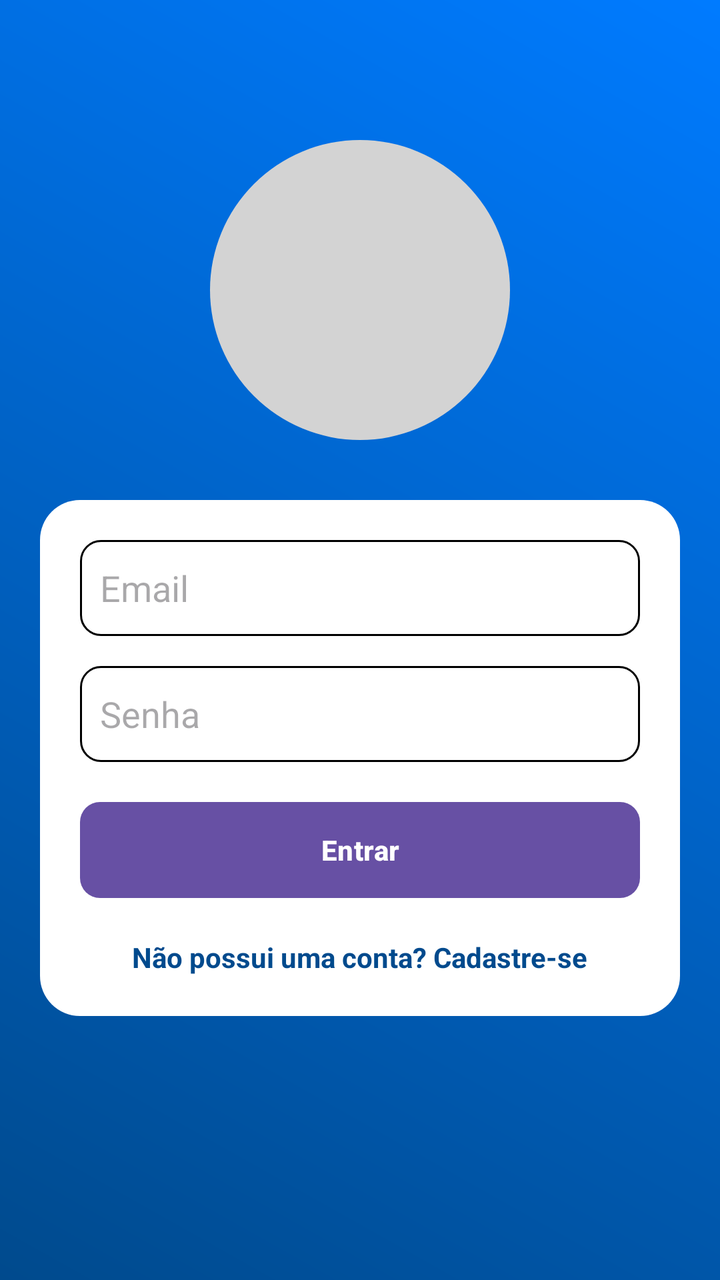
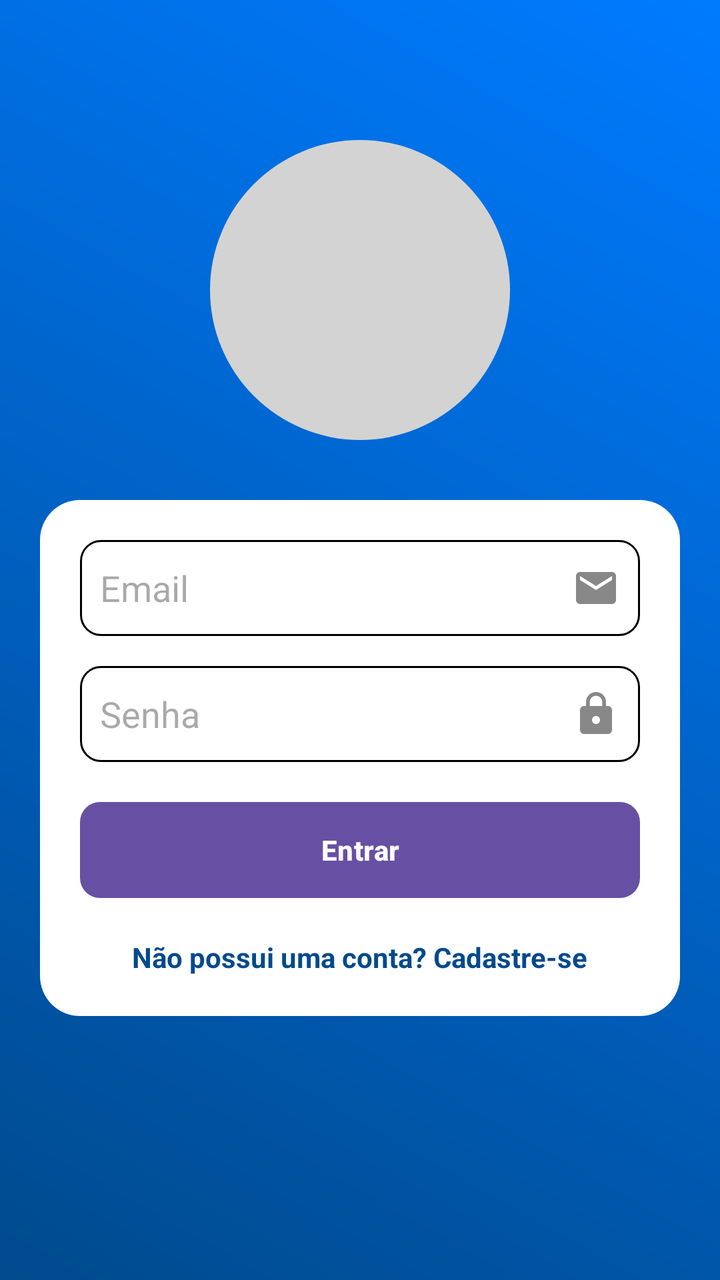

Two renders of the same Android screen: before a commit and after it. Below are the layout's source before the change and the commit's diff.
<!-- AndroidManifest.xml: application theme Theme.Imepac -->
<!-- res/layout/activity_form_login.xml -->
<?xml version="1.0" encoding="utf-8"?>
<androidx.constraintlayout.widget.ConstraintLayout xmlns:android="http://schemas.android.com/apk/res/android"
    xmlns:app="http://schemas.android.com/apk/res-auto"
    xmlns:tools="http://schemas.android.com/tools"
    android:layout_width="match_parent"
    android:layout_height="match_parent"
    android:background="@drawable/background"
    tools:context=".FormLogin">

    <androidx.core.widget.NestedScrollView
        android:layout_width="match_parent"
        android:layout_height="match_parent">

        <LinearLayout
            android:layout_width="match_parent"
            android:layout_height="wrap_content"
            android:orientation="vertical"
            android:padding="20dp"
            android:gravity="center_horizontal">

            <ImageView
                android:layout_width="150dp"
                android:layout_height="150dp"
                android:layout_marginTop="50dp"
                android:src="@drawable/container_user"
                android:contentDescription="Logo" />

            <LinearLayout
                style="@style/ContainerComponents"
                android:layout_width="match_parent"
                android:layout_height="wrap_content"
                android:layout_marginTop="30dp"
                android:orientation="vertical">

                <EditText
                    android:id="@+id/edit_email_login"
                    style="@style/Edit_Text"
                    android:layout_width="match_parent"
                    android:layout_height="wrap_content"
                    android:hint="Email"
                    android:inputType="textEmailAddress"
                    android:layout_marginBottom="15dp" />

                <EditText
                    android:id="@+id/edit_senha_login"
                    style="@style/Edit_Text"
                    android:layout_width="match_parent"
                    android:layout_height="wrap_content"
                    android:hint="Senha"
                    android:inputType="textPassword"
                    android:layout_marginBottom="20dp" />

                <Button
                    android:id="@+id/bt_entrar_login"
                    style="@style/button"
                    android:layout_width="match_parent"
                    android:layout_height="wrap_content"
                    android:text="Entrar" />

                <ProgressBar
                    android:id="@+id/progressbar_login"
                    android:layout_width="wrap_content"
                    android:layout_height="wrap_content"
                    android:layout_gravity="center"
                    android:visibility="gone"
                    android:layout_marginTop="10dp" />

                <TextView
                    android:id="@+id/text_tela_cadastro_login"
                    android:layout_width="wrap_content"
                    android:layout_height="wrap_content"
                    android:layout_gravity="center"
                    android:layout_marginTop="20dp"
                    android:text="Não possui uma conta? Cadastre-se"
                    android:textColor="@color/azul_imepac"
                    android:textStyle="bold" />

            </LinearLayout>

        </LinearLayout>
    </androidx.core.widget.NestedScrollView>

</androidx.constraintlayout.widget.ConstraintLayout>
<!-- resources referenced by this layout -->
<resources>
  <color name="azul_imepac">#004A8D</color>
  <!-- drawable background (drawable) -->
  <?xml version="1.0" encoding="utf-8"?>
  <shape xmlns:android="http://schemas.android.com/apk/res/android">
      <gradient
          android:startColor="@color/azul_imepac"
          android:endColor="@color/azul_claro"
          android:angle="45" />
  </shape>
  <!-- drawable container_user (drawable) -->
  <?xml version="1.0" encoding="utf-8"?>
  <shape xmlns:android="http://schemas.android.com/apk/res/android"
      android:shape="oval">
      <solid android:color="@color/cinza" />
  </shape>
  <style name="ContainerComponents">
          <item name="android:background">@drawable/container_components</item>
          <item name="android:padding">20dp</item>
      </style>
  <style name="Edit_Text">
          <item name="android:background">@drawable/edit_text</item>
          <item name="android:minHeight">48dp</item>
          <item name="android:padding">10dp</item>
          <item name="android:textColor">@color/black</item>
      </style>
  <style name="button">
          <item name="android:background">@drawable/button</item>
          <item name="android:textColor">@color/white</item>
          <item name="android:textStyle">bold</item>
          <item name="android:textAllCaps">false</item>
          <item name="android:padding">10dp</item>
      </style>
  <style name="Theme.Imepac" parent="Base.Theme.Imepac" />
  <color name="azul_claro">#007BFF</color>
  <color name="cinza">#D3D3D3</color>
  <!-- drawable container_components (drawable) -->
  <?xml version="1.0" encoding="utf-8"?>
  <shape xmlns:android="http://schemas.android.com/apk/res/android">
      <solid android:color="@color/white" />
      <corners android:radius="20dp" />
  </shape>
  <!-- drawable edit_text (drawable) -->
  <?xml version="1.0" encoding="utf-8"?>
  <shape xmlns:android="http://schemas.android.com/apk/res/android">
      <solid android:color="@color/white" />
      <stroke android:width="1dp" android:color="@color/black" />
      <corners android:radius="10dp" />
      <padding android:left="10dp" android:right="10dp" />
  </shape>
  <color name="black">#FF000000</color>
  <!-- drawable button (drawable) -->
  <?xml version="1.0" encoding="utf-8"?>
  <shape xmlns:android="http://schemas.android.com/apk/res/android">
      <gradient
          android:startColor="@color/azul_imepac"
          android:endColor="@color/azul_claro"
          android:angle="0" />
      <corners android:radius="10dp" />
  </shape>
  <color name="white">#FFFFFFFF</color>
  <style name="Base.Theme.Imepac" parent="Theme.Material3.DayNight.NoActionBar">
          
          
      </style>
</resources>

<!-- the commit's change to res/layout/activity_form_login.xml (unified diff, before → after) -->
@@ -39,6 +39,8 @@
                     android:layout_height="wrap_content"
                     android:hint="Email"
                     android:inputType="textEmailAddress"
+                    android:drawableEnd="@drawable/ic_email"
+                    android:drawablePadding="10dp"
                     android:layout_marginBottom="15dp" />
 
                 <EditText
@@ -48,6 +50,8 @@
                     android:layout_height="wrap_content"
                     android:hint="Senha"
                     android:inputType="textPassword"
+                    android:drawableEnd="@drawable/ic_senha"
+                    android:drawablePadding="10dp"
                     android:layout_marginBottom="20dp" />
 
                 <Button
<!-- resource entries referenced after the edit -->
@@ -15,6 +15,28 @@
       android:shape="oval">
       <solid android:color="@color/cinza" />
   </shape>
+  <!-- drawable ic_email (drawable) -->
+  <vector xmlns:android="http://schemas.android.com/apk/res/android"
+      android:width="24dp"
+      android:height="24dp"
+      android:viewportWidth="24"
+      android:viewportHeight="24"
+      android:tint="#888888">
+    <path
+        android:fillColor="@android:color/white"
+        android:pathData="M20,4H4c-1.1,0 -1.99,0.9 -1.99,2L2,18c0,1.1 0.9,2 2,2h16c1.1,0 2,-0.9 2,-2V6c0,-1.1 -0.9,-2 -2,-2zM20,8l-8,5 -8,-5V6l8,5 8,-5v2z"/>
+  </vector>
+  <!-- drawable ic_senha (drawable) -->
+  <vector xmlns:android="http://schemas.android.com/apk/res/android"
+      android:width="24dp"
+      android:height="24dp"
+      android:viewportWidth="24"
+      android:viewportHeight="24"
+      android:tint="#888888">
+    <path
+        android:fillColor="@android:color/white"
+        android:pathData="M18,8h-1V6c0,-2.76 -2.24,-5 -5,-5S7,3.24 7,6v2H6c-1.1,0 -2,0.9 -2,2v10c0,1.1 0.9,2 2,2h12c1.1,0 2,-0.9 2,-2V10c0,-1.1 -0.9,-2 -2,-2zM12,17c-1.1,0 -2,-0.9 -2,-2s0.9,-2 2,-2 2,0.9 2,2 -0.9,2 -2,2zM15.1,8H8.9V6c0,-1.71 1.39,-3.1 3.1,-3.1 1.71,0 3.1,1.39 3.1,3.1v2z"/>
+  </vector>
   <style name="ContainerComponents">
           <item name="android:background">@drawable/container_components</item>
           <item name="android:padding">20dp</item>
